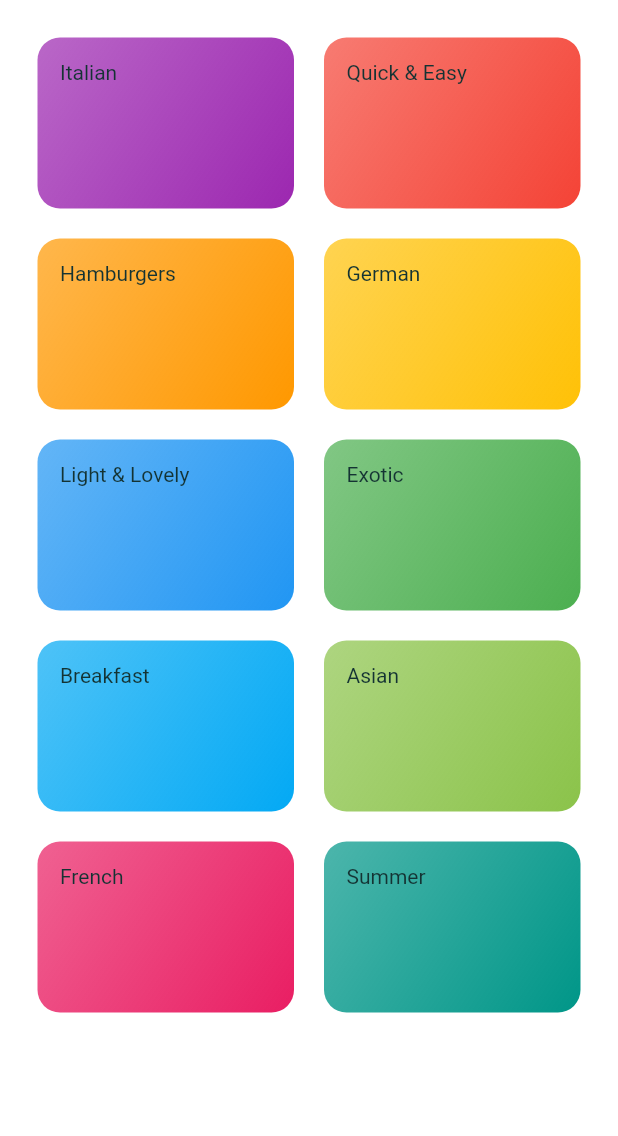
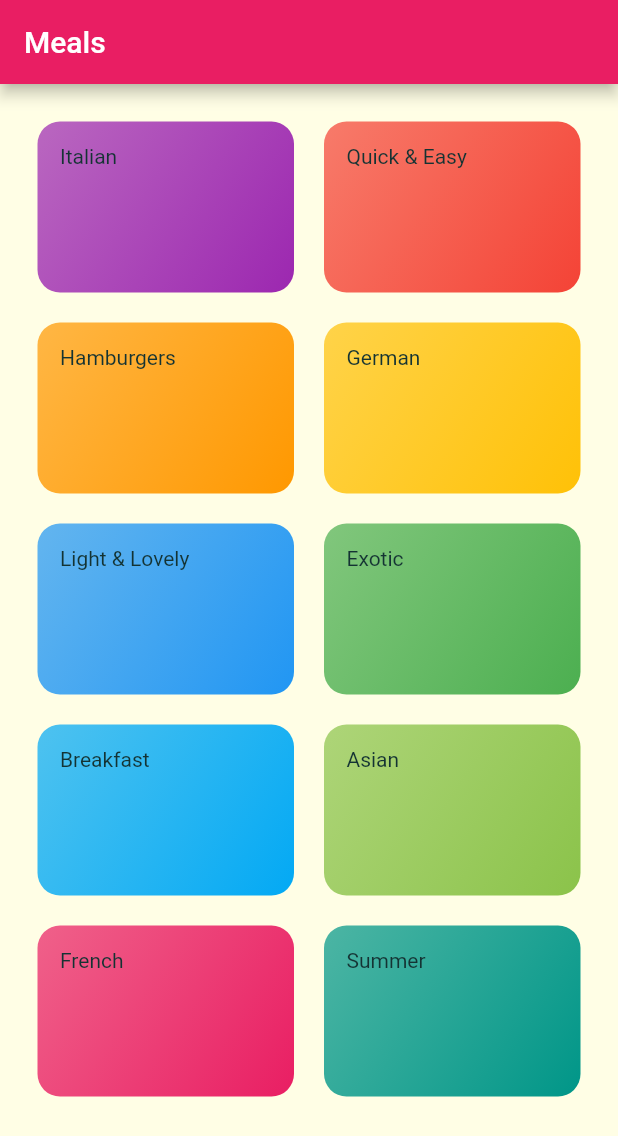
Before and after one commit to Jesperpaulsen/JrC_flutter_course, a Flutter app: the screen it shows after launch, on a phone screen of 412 x 824 dp. Shown: the top 1136 px of the screen. Run offline on Flutter 3.47's test engine with Material 2 defaults, Android fonts, the phone set to English and light mode, and no system bars; Roboto replaces fonts that are missing (Raleway).

Commit message:
feat: add appbar

```diff
--- a/lib/screens/categories_screen.dart
+++ b/lib/screens/categories_screen.dart
@@ -7,7 +7,11 @@ import '../widgets/category_item.dart';
 class CategoriesScreen extends StatelessWidget {
   @override
   Widget build(BuildContext context) {
-    return GridView(
+    return Scaffold(
+      appBar: AppBar(
+        title: const Text("Meals"),
+      ),
+      body: GridView(
         padding: const EdgeInsets.all(25),
         children: DUMMY_CATEGORIES
             .map(
@@ -24,6 +28,7 @@ class CategoriesScreen extends StatelessWidget {
           crossAxisSpacing: 20,
           mainAxisSpacing: 20,
         ),
+      ),
     );
   }
 }
```
Lines whose indentation alone changed are shown as unchanged.
